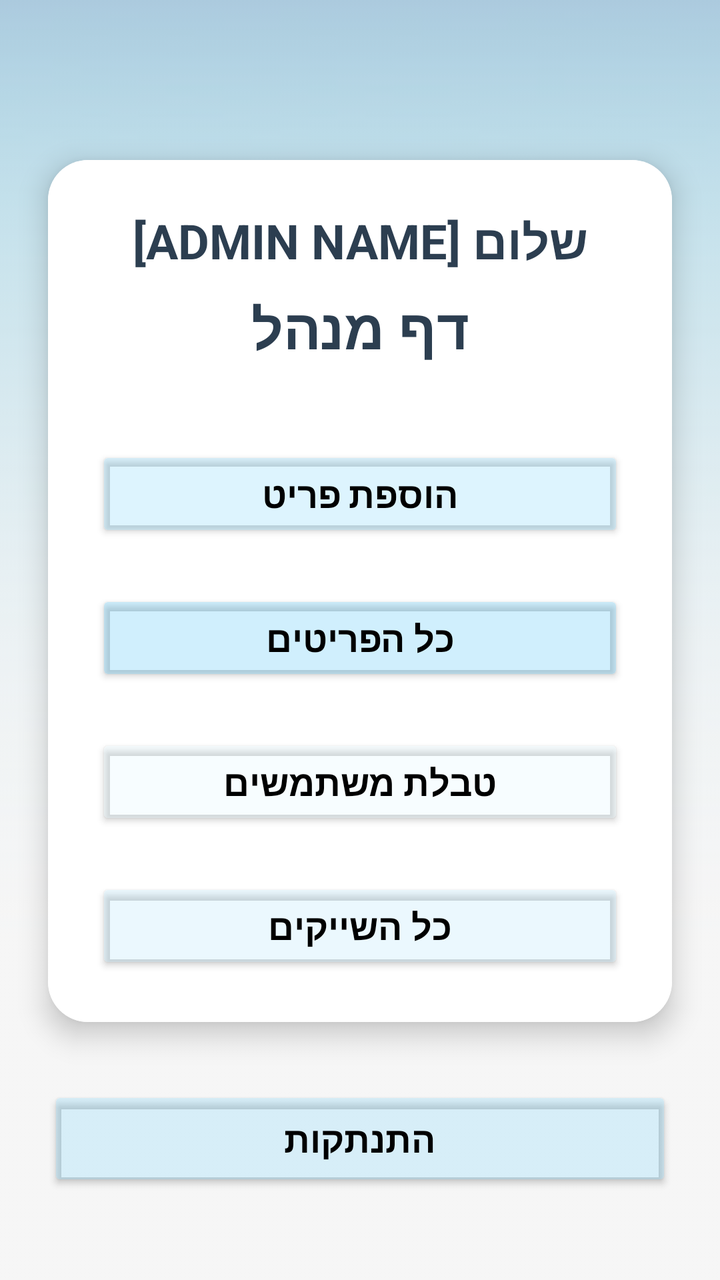
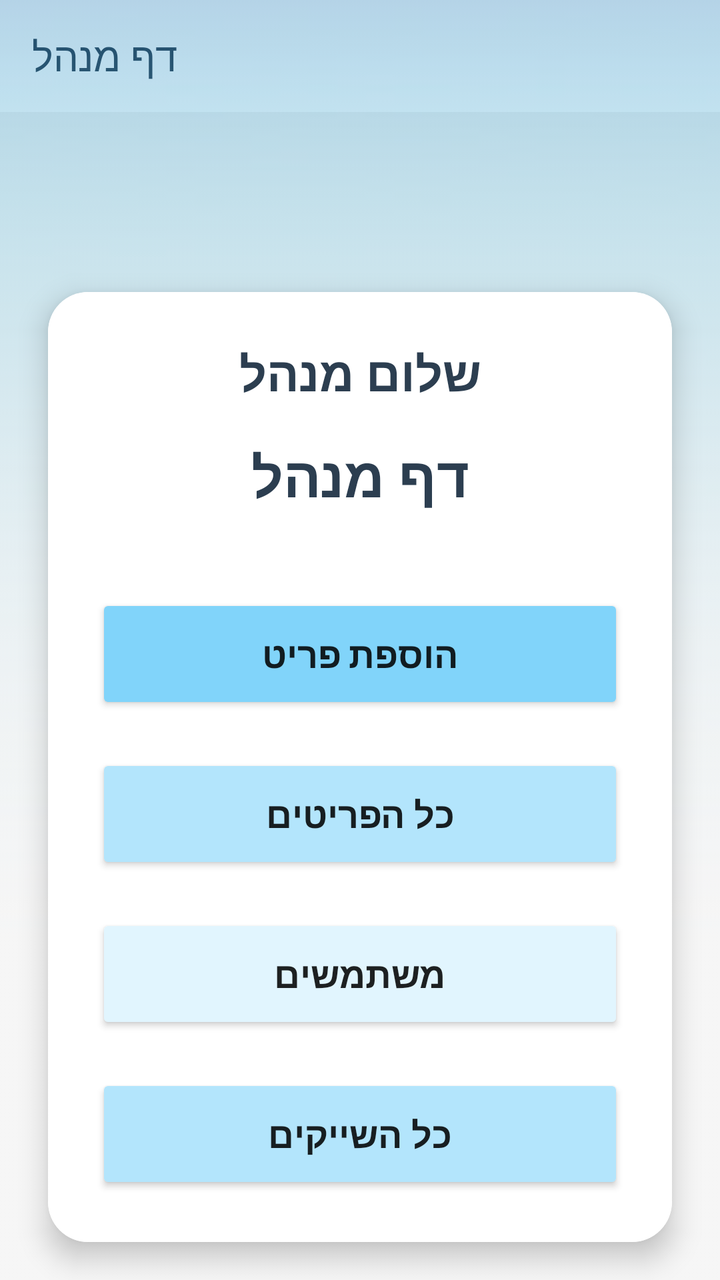

Compare the two renders of this Android layout. The source of the first and the diff that turns it into the second are given below.
<!-- AndroidManifest.xml: application theme Theme.MyFinalProject -->
<!-- res/layout/activity_admin_page.xml -->
<?xml version="1.0" encoding="utf-8"?>
<androidx.constraintlayout.widget.ConstraintLayout
    xmlns:android="http://schemas.android.com/apk/res/android"
    xmlns:app="http://schemas.android.com/apk/res-auto"
    xmlns:tools="http://schemas.android.com/tools"
    android:id="@+id/main"
    android:layout_width="match_parent"
    android:layout_height="match_parent"
    android:background="#F2F2F2"
    tools:context=".AdminPage">

    <ImageView
        android:id="@+id/backgroundImage"
        android:layout_width="match_parent"
        android:layout_height="match_parent"
        android:scaleType="centerCrop"
        android:src="@drawable/backhome1"
        android:alpha="0.3"
        android:clickable="false"
        android:focusable="false"
        app:layout_constraintTop_toTopOf="parent"
        app:layout_constraintBottom_toBottomOf="parent"
        app:layout_constraintStart_toStartOf="parent"
        app:layout_constraintEnd_toEndOf="parent"/>

    <androidx.cardview.widget.CardView
        android:id="@+id/adminPanelCard"
        android:layout_width="match_parent"
        android:layout_height="wrap_content"
        android:layout_marginHorizontal="24dp"
        android:layout_marginTop="80dp"
        app:cardCornerRadius="20dp"
        app:cardElevation="8dp"
        app:layout_constraintTop_toTopOf="parent"
        app:layout_constraintStart_toStartOf="parent"
        app:layout_constraintEnd_toEndOf="parent">

        <LinearLayout
            android:layout_width="match_parent"
            android:layout_height="wrap_content"
            android:orientation="vertical"
            android:padding="24dp"
            android:background="#FFFFFF">

            <TextView
                android:id="@+id/tvGreeting"
                android:layout_width="match_parent"
                android:layout_height="wrap_content"
                android:text="שלום [ADMIN NAME]"
                android:textSize="24sp"
                android:textStyle="bold"
                android:textColor="#2C3E50"
                android:layout_marginBottom="8dp"
                android:gravity="center"
                android:layout_gravity="center_horizontal"/>

            <TextView
                android:id="@+id/adminTitle"
                android:layout_width="wrap_content"
                android:layout_height="wrap_content"
                android:text="דף מנהל"
                android:textSize="28sp"
                android:textStyle="bold"
                android:textColor="#2C3E50"
                android:layout_marginBottom="40dp"
                android:gravity="center"
                android:layout_gravity="center_horizontal"/>

            <Button
                android:id="@+id/btnAddItem"
                android:layout_width="match_parent"
                android:layout_height="wrap_content"
                android:text="הוספת פריט"
                android:textStyle="bold"
                android:textSize="18sp"
                android:backgroundTint="#4481D4FA"
                android:textColor="#000000"
                android:layout_marginBottom="24dp" />

            <Button
                android:id="@+id/btnItems"
                android:layout_width="match_parent"
                android:layout_height="wrap_content"
                android:text="כל הפריטים"
                android:textStyle="bold"
                android:textSize="18sp"
                android:backgroundTint="#444FC3F7"
                android:textColor="#000000"
                android:layout_marginBottom="24dp" />

            <Button
                android:id="@+id/btnUserTable"
                android:layout_width="match_parent"
                android:layout_height="wrap_content"
                android:text="טבלת משתמשים"
                android:textStyle="bold"
                android:textSize="18sp"
                android:backgroundTint="#44E1F5FE"
                android:textColor="#000000"
                android:layout_marginBottom="24dp" />

            <Button
                android:id="@+id/btnAllShakes"
                android:layout_width="match_parent"
                android:layout_height="wrap_content"
                android:text="כל השייקים"
                android:textStyle="bold"
                android:textSize="18sp"
                android:backgroundTint="#44B3E5FC"
                android:textColor="#000000" />

        </LinearLayout>
    </androidx.cardview.widget.CardView>

    <Button
        android:id="@+id/btnLogout"
        android:layout_width="match_parent"
        android:layout_height="wrap_content"
        android:text="התנתקות"
        android:textStyle="bold"
        android:textSize="18sp"
        android:paddingVertical="14dp"
        android:layout_marginHorizontal="24dp"
        android:layout_marginTop="32dp"
        android:backgroundTint="#4481D4FA"
        android:textColor="#000000"
        app:layout_constraintTop_toBottomOf="@id/adminPanelCard"
        app:layout_constraintStart_toStartOf="parent"
        app:layout_constraintEnd_toEndOf="parent" />

</androidx.constraintlayout.widget.ConstraintLayout>
<!-- resources referenced by this layout -->
<resources>
  <!-- drawable backhome1: jpg bitmap (drawable, 11164 bytes) -->
  <style name="Theme.MyFinalProject" parent="Base.Theme.MyFinalProject" />
  <style name="Base.Theme.MyFinalProject" parent="Theme.AppCompat.DayNight.NoActionBar">
          
          
      </style>
</resources>

<!-- the commit's change to res/layout/activity_admin_page.xml (unified diff, before → after) -->
@@ -9,6 +9,18 @@
     android:background="#F2F2F2"
     tools:context=".AdminPage">
 
+    
+    <com.google.android.material.appbar.MaterialToolbar
+        android:id="@+id/toolbar"
+        android:layout_width="0dp"
+        android:layout_height="?attr/actionBarSize"
+        android:background="#FFFFFF"
+        app:title="דף מנהל"
+        app:titleTextColor="#2C3E50"
+        app:layout_constraintTop_toTopOf="parent"
+        app:layout_constraintStart_toStartOf="parent"
+        app:layout_constraintEnd_toEndOf="parent"/>
+
     <ImageView
         android:id="@+id/backgroundImage"
         android:layout_width="match_parent"
@@ -16,8 +28,6 @@
         android:scaleType="centerCrop"
         android:src="@drawable/backhome1"
         android:alpha="0.3"
-        android:clickable="false"
-        android:focusable="false"
         app:layout_constraintTop_toTopOf="parent"
         app:layout_constraintBottom_toBottomOf="parent"
         app:layout_constraintStart_toStartOf="parent"
@@ -28,10 +38,10 @@
         android:layout_width="match_parent"
         android:layout_height="wrap_content"
         android:layout_marginHorizontal="24dp"
-        android:layout_marginTop="80dp"
+        android:layout_marginTop="90dp"
         app:cardCornerRadius="20dp"
         app:cardElevation="8dp"
-        app:layout_constraintTop_toTopOf="parent"
+        app:layout_constraintTop_toBottomOf="@id/toolbar"
         app:layout_constraintStart_toStartOf="parent"
         app:layout_constraintEnd_toEndOf="parent">
 
@@ -42,90 +52,84 @@
             android:padding="24dp"
             android:background="#FFFFFF">
 
+            
             <TextView
                 android:id="@+id/tvGreeting"
                 android:layout_width="match_parent"
                 android:layout_height="wrap_content"
-                android:text="שלום [ADMIN NAME]"
+                android:text="שלום מנהל"
                 android:textSize="24sp"
                 android:textStyle="bold"
                 android:textColor="#2C3E50"
-                android:layout_marginBottom="8dp"
                 android:gravity="center"
-                android:layout_gravity="center_horizontal"/>
+                android:layout_marginBottom="16dp"/>
 
             <TextView
                 android:id="@+id/adminTitle"
-                android:layout_width="wrap_content"
+                android:layout_width="match_parent"
                 android:layout_height="wrap_content"
                 android:text="דף מנהל"
                 android:textSize="28sp"
                 android:textStyle="bold"
-                android:textColor="#2C3E50"
+                android:gravity="center"
                 android:layout_marginBottom="40dp"
-                android:gravity="center"
-                android:layout_gravity="center_horizontal"/>
+                android:textColor="#2C3E50"/>
 
+            
             <Button
                 android:id="@+id/btnAddItem"
                 android:layout_width="match_parent"
-                android:layout_height="wrap_content"
+                android:layout_height="60dp"
                 android:text="הוספת פריט"
+                android:layout_marginBottom="20dp"
                 android:textStyle="bold"
                 android:textSize="18sp"
-                android:backgroundTint="#4481D4FA"
-                android:textColor="#000000"
-                android:layout_marginBottom="24dp" />
+                android:backgroundTint="#81D4FA"/>
 
             <Button
                 android:id="@+id/btnItems"
                 android:layout_width="match_parent"
-                android:layout_height="wrap_content"
+                android:layout_height="60dp"
                 android:text="כל הפריטים"
+                android:layout_marginBottom="20dp"
                 android:textStyle="bold"
                 android:textSize="18sp"
-                android:backgroundTint="#444FC3F7"
-                android:textColor="#000000"
-                android:layout_marginBottom="24dp" />
+                android:backgroundTint="#B3E5FC"/>
 
             <Button
                 android:id="@+id/btnUserTable"
                 android:layout_width="match_parent"
-                android:layout_height="wrap_content"
-                android:text="טבלת משתמשים"
+                android:layout_height="60dp"
+                android:text="משתמשים"
+                android:layout_marginBottom="20dp"
                 android:textStyle="bold"
                 android:textSize="18sp"
-                android:backgroundTint="#44E1F5FE"
-                android:textColor="#000000"
-                android:layout_marginBottom="24dp" />
+                android:backgroundTint="#E1F5FE"/>
 
             <Button
                 android:id="@+id/btnAllShakes"
                 android:layout_width="match_parent"
-                android:layout_height="wrap_content"
+                android:layout_height="60dp"
                 android:text="כל השייקים"
                 android:textStyle="bold"
                 android:textSize="18sp"
-                android:backgroundTint="#44B3E5FC"
-                android:textColor="#000000" />
+                android:backgroundTint="#B3E5FC"/>
 
         </LinearLayout>
     </androidx.cardview.widget.CardView>
 
+    
     <Button
         android:id="@+id/btnLogout"
         android:layout_width="match_parent"
-        android:layout_height="wrap_content"
+        android:layout_height="60dp"
         android:text="התנתקות"
         android:textStyle="bold"
-        android:textSize="18sp"
-        android:paddingVertical="14dp"
         android:layout_marginHorizontal="24dp"
-        android:layout_marginTop="32dp"
-        android:backgroundTint="#4481D4FA"
-        android:textColor="#000000"
+        android:layout_marginTop="20dp"
+        android:backgroundTint="#81D4FA"
         app:layout_constraintTop_toBottomOf="@id/adminPanelCard"
         app:layout_constraintStart_toStartOf="parent"
-        app:layout_constraintEnd_toEndOf="parent" />
+        app:layout_constraintEnd_toEndOf="parent"/>
 
 </androidx.constraintlayout.widget.ConstraintLayout>
